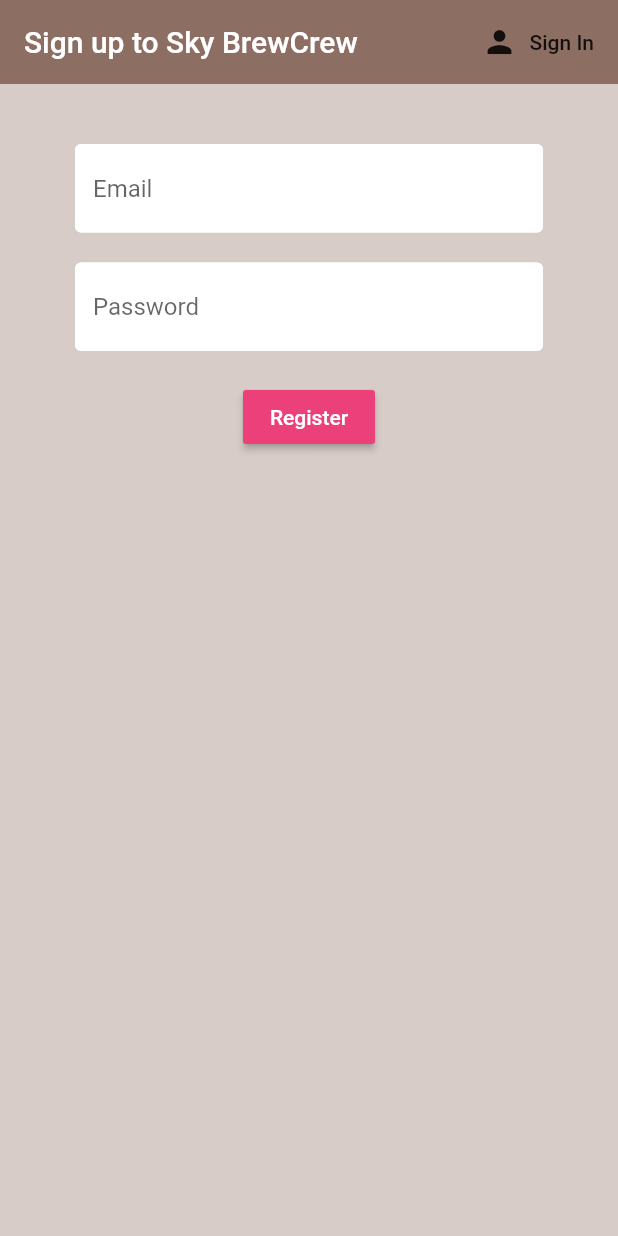
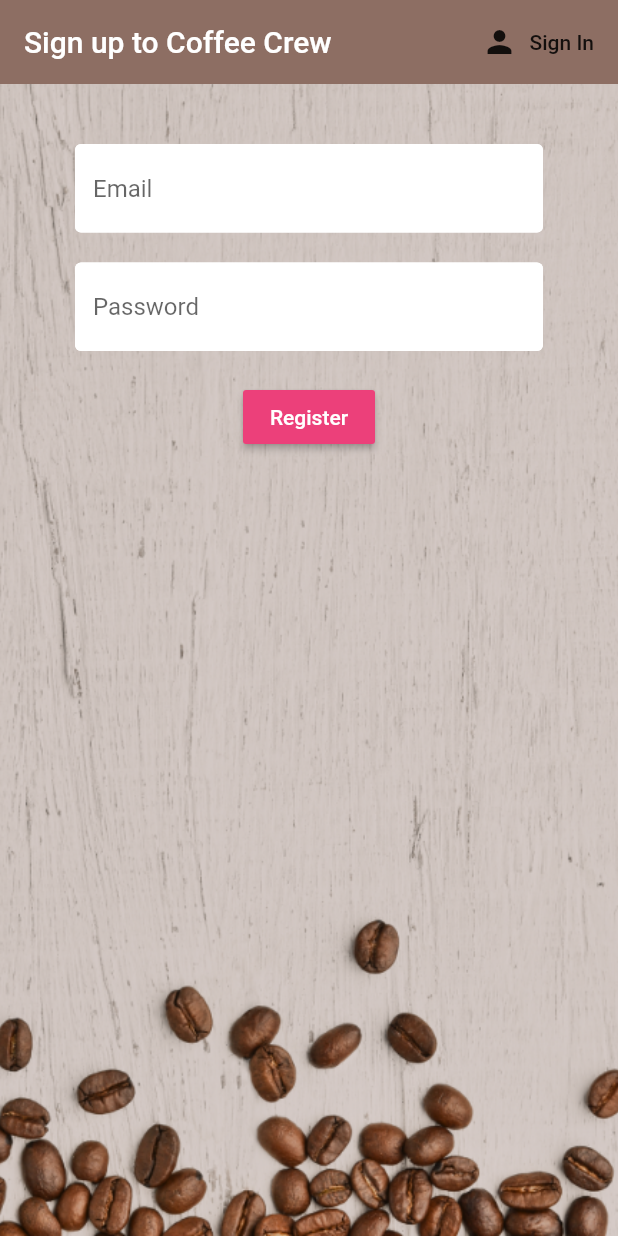
Before and after one commit to AlexSky230/brew_crew, a Flutter app: the screen it shows after launch, after a tap on "Register", on a phone screen of 412 x 824 dp. Run offline on Flutter 3.47's test engine with Material 2 defaults, Android fonts, the phone set to English and light mode, and no system bars; our stand-ins replace cloud_firestore, firebase_auth, firebase_core, flutter_spinkit; accounts and stored records are empty.

```diff
--- a/lib/screens/authenticate/register.dart
+++ b/lib/screens/authenticate/register.dart
@@ -31,7 +31,7 @@ class _RegisterState extends State<Register> {
       appBar: AppBar(
           backgroundColor: Colors.brown[400],
           elevation: 0,
-          title: Text('Sign up to Sky BrewCrew'),
+          title: Text('Sign up to Coffee Crew'),
         actions: [
           FlatButton.icon(
             onPressed: () {
@@ -43,6 +43,13 @@ class _RegisterState extends State<Register> {
         ],
       ),
       body: Container(
+        decoration: BoxDecoration(
+            image: DecorationImage(
+              image: AssetImage('assets/images/coffee_bg.png'),
+              colorFilter: new ColorFilter.mode(Colors.brown.withOpacity(0.3), BlendMode.multiply),
+              fit: BoxFit.cover,
+            )
+        ),
         padding: EdgeInsets.symmetric(vertical: 20, horizontal: 50),
         child: Form(
           key: _formKey,
--- a/lib/screens/authenticate/sign_in.dart
+++ b/lib/screens/authenticate/sign_in.dart
@@ -32,7 +32,7 @@ class _SignInState extends State<SignIn> {
       appBar: AppBar(
           backgroundColor: Colors.brown[400],
           elevation: 0,
-          title: Text('Sign in to Sky BrewCrew'),
+          title: Text('Sign in to Coffee Crew'),
           actions: [
             FlatButton.icon(
                 onPressed: () {
@@ -44,6 +44,13 @@ class _SignInState extends State<SignIn> {
           ],
       ),
       body: Container(
+        decoration: BoxDecoration(
+            image: DecorationImage(
+              image: AssetImage('assets/images/coffee_bg.png'),
+              colorFilter: new ColorFilter.mode(Colors.brown.withOpacity(0.3), BlendMode.multiply),
+              fit: BoxFit.cover,
+            )
+        ),
         padding: EdgeInsets.symmetric(vertical: 20, horizontal: 50),
         child: Form(
           key: _formKey,
--- a/lib/screens/home/home.dart
+++ b/lib/screens/home/home.dart
@@ -17,7 +17,7 @@ class Home extends StatelessWidget {
     void _showSettingsPanel() {
       showModalBottomSheet(isScrollControlled: true, context: context, builder: (context) {
         return Container(
-          padding: EdgeInsets.all(20),
+          padding: EdgeInsets.fromLTRB(20, 50, 20, 0),
           child: SettingsForm(),
         );
       });
@@ -28,7 +28,7 @@ class Home extends StatelessWidget {
       child: Scaffold(
         backgroundColor: Colors.brown[50],
         appBar: AppBar(
-          title: Text('Brew Crew'),
+          title: Text('Coffee Crew'),
           backgroundColor: Colors.brown[400],
           elevation: 0,
           actions: <Widget>[
@@ -51,6 +51,7 @@ class Home extends StatelessWidget {
             image: DecorationImage(
               image: AssetImage('assets/images/coffee_bg.png'),
               fit: BoxFit.cover,
+              colorFilter: new ColorFilter.mode(Colors.brown.withOpacity(0.3), BlendMode.multiply),
             )
           ),
             child: BrewList()
--- a/lib/services/auth.dart
+++ b/lib/services/auth.dart
@@ -51,7 +51,7 @@ class AuthService {
       UserCredential result = await _auth.createUserWithEmailAndPassword(email: email, password: password);
       User user = result.user;
 
-      await DatabaseService(uid: user.uid).updateUserData('0', 'new crew dude', 100, 'cappuccino');
+      await DatabaseService(uid: user.uid).updateUserData('0', 'New member', 1, 'Nothing for now');
 
       return _userFromFireUser(user);
     }
```
Also changed, not shown: lib/screens/home/brew_tile.dart (+31 -15 lines), lib/screens/home/settings_form.dart (+31 -1 lines).
